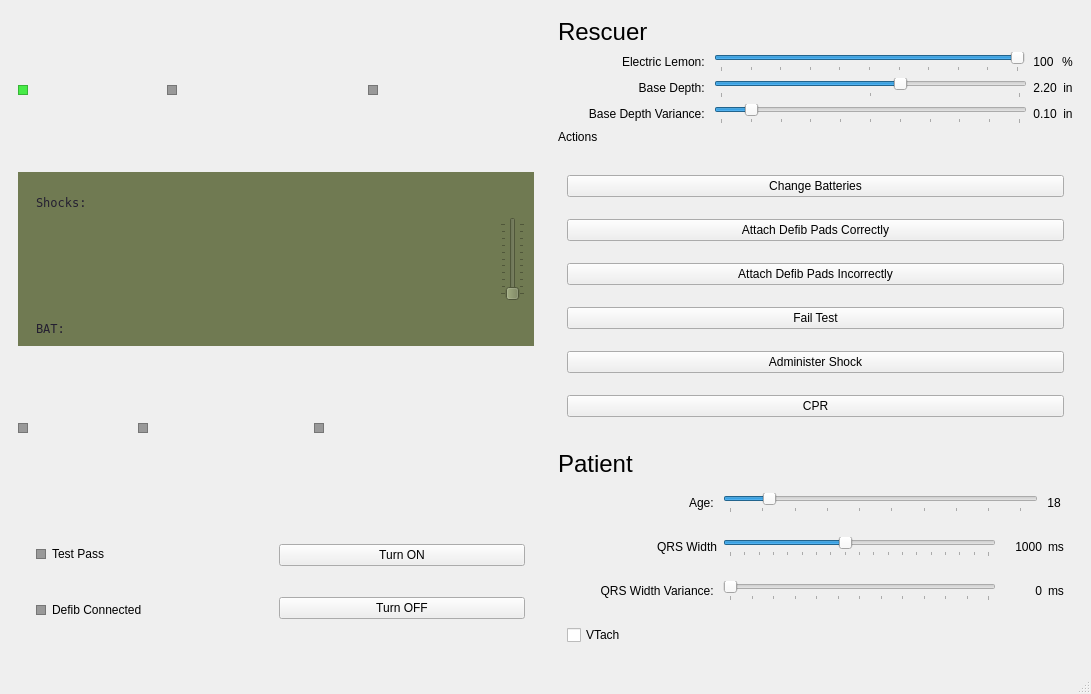
This is aed/mainwindow.ui in HamzaAlsarakbi/AEDSimulator as Qt 5 draws it before an edit. The edited form follows.
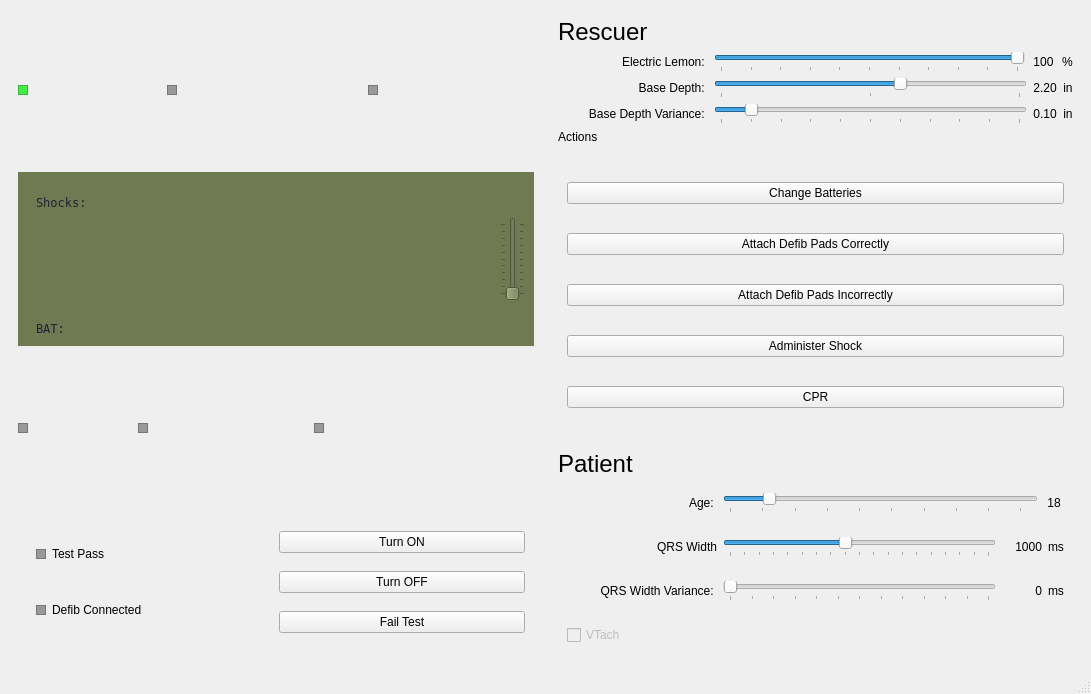
This is the edited form. Icons and pictures are not drawn.

Commit message: added fail button functionality

```diff
--- a/aed/mainwindow.ui
+++ b/aed/mainwindow.ui
@@ -755,6 +755,19 @@
               </property>
              </widget>
             </item>
+            <item>
+             <widget class="QPushButton" name="failTestButton">
+              <property name="enabled">
+               <bool>true</bool>
+              </property>
+              <property name="text">
+               <string>Fail Test</string>
+              </property>
+              <property name="flat">
+               <bool>false</bool>
+              </property>
+             </widget>
+            </item>
            </layout>
           </item>
          </layout>
@@ -1099,19 +1112,6 @@
                 </property>
                </widget>
               </item>
-              <item>
-               <widget class="QPushButton" name="failTestButton">
-                <property name="enabled">
-                 <bool>true</bool>
-                </property>
-                <property name="text">
-                 <string>Fail Test</string>
-                </property>
-                <property name="flat">
-                 <bool>false</bool>
-                </property>
-               </widget>
-              </item>
               <item>
                <widget class="QPushButton" name="administerShockButton">
                 <property name="enabled">
@@ -1395,6 +1395,9 @@
            <layout class="QHBoxLayout" name="horizontalLayout_24">
             <item>
              <widget class="QCheckBox" name="vtachCheckbox">
+              <property name="enabled">
+               <bool>false</bool>
+              </property>
               <property name="text">
                <string>VTach</string>
               </property>
```
Left out of the diff: 2 changed lines with no effect on the pictures. The commit also changes 2 other files.
